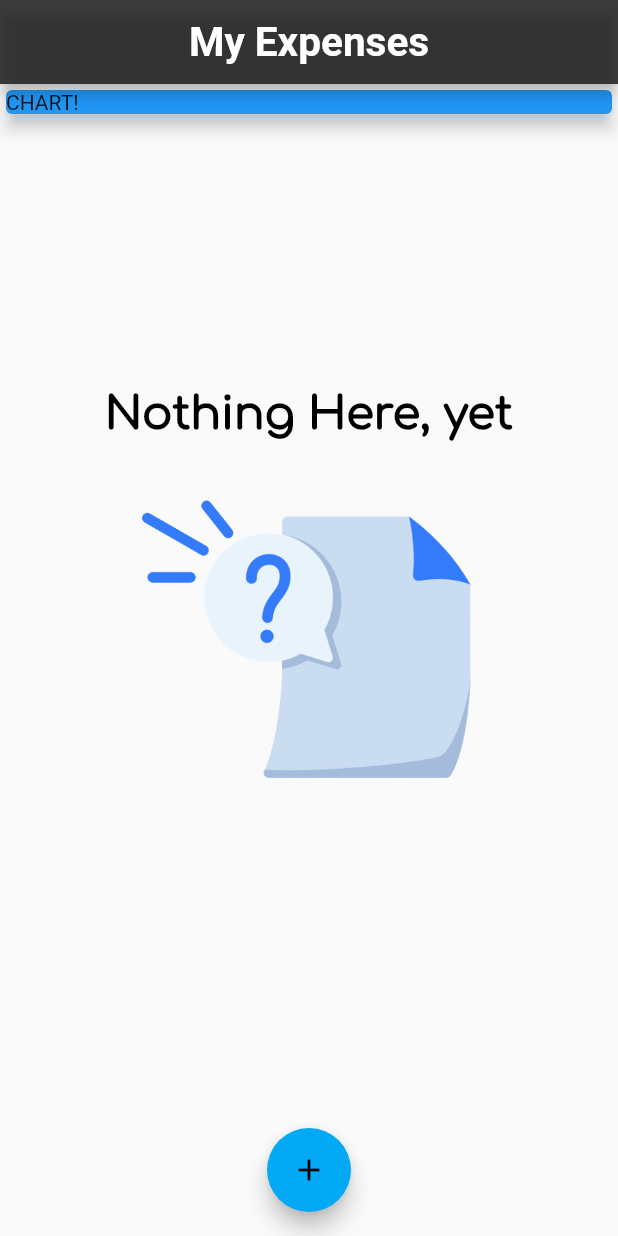
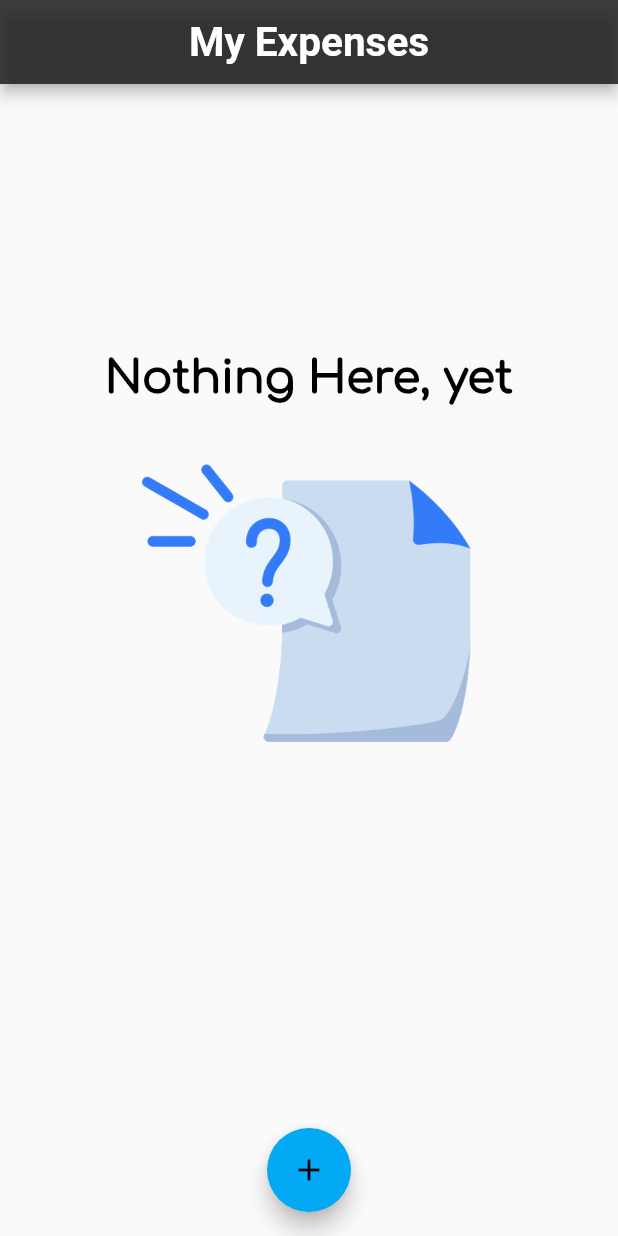
Before and after one commit to irrssue/personal-expenses, a Flutter app: the screen it shows after launch, on a phone screen of 412 x 824 dp. Run offline on Flutter 3.47's test engine with Material 2 defaults, Android fonts, the phone set to English and light mode, and no system bars; our stand-ins replace syncfusion_flutter_charts; missing offline and left inert: dart:ffi; Roboto replaces fonts that are missing (Comfortaa-Regular).

```diff
--- a/lib/main.dart
+++ b/lib/main.dart
@@ -93,14 +93,6 @@ class _MyHomePageState extends State<MyHomePage> {
           // mainAxisAlignment: MainAxisAlignment.start,
           crossAxisAlignment: CrossAxisAlignment.stretch,
           children: <Widget>[
-            Container(
-              width: double.infinity,
-              child: Card(
-                color: Colors.blue,
-                child: Text('CHART!'),
-                elevation: 5,
-              ),
-            ),
             TransactionList(_userTransactions),
           ],
         ),
--- a/lib/widgets/transaction_list.dart
+++ b/lib/widgets/transaction_list.dart
@@ -1,6 +1,5 @@
 import 'package:flutter/material.dart';
 import 'package:intl/intl.dart';
-
 import '../model/transaction.dart';
 
 class TransactionList extends StatelessWidget {
--- a/pubspec.yaml
+++ b/pubspec.yaml
@@ -36,6 +36,7 @@ dependencies:
   # Use with the CupertinoIcons class for iOS style icons.
   cupertino_icons: ^1.0.2
   uuid: ^3.0.6
+  syncfusion_flutter_charts: ^20.2.45
 
 dev_dependencies:
   flutter_test:
```
Also changed, not shown: lib/chart/charts.dart (added, +57 -0 lines), lib/progress_chart.dart (added, +8 -0 lines), pubspec.lock, 1 other file.
